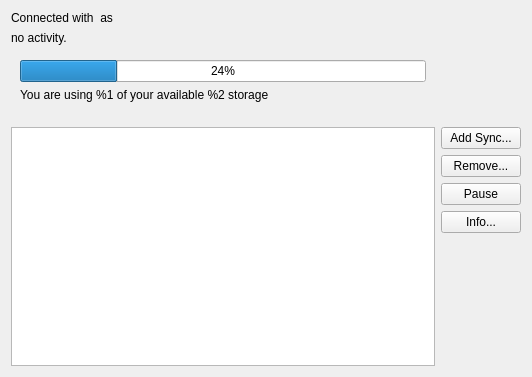
Qt form src/mirall/accountsettings.ui (yogetter/owncloud-client) before a commit.
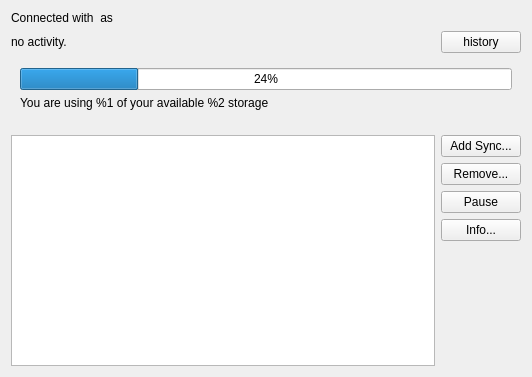
The same form after that commit.

Patch:
```diff
--- a/src/mirall/accountsettings.ui
+++ b/src/mirall/accountsettings.ui
@@ -21,14 +21,31 @@
      </property>
     </widget>
    </item>
-   <item row="1" column="0">
+   <item row="1" column="0" colspan="2">
+    <layout class="QHBoxLayout" name="horizontalLayout">
+     <item>
     <widget class="QLabel" name="fileProgressLabel">
      <property name="text">
       <string>no activity.</string>
      </property>
     </widget>
    </item>
-   <item row="2" column="0">
+     <item>
+      <widget class="QPushButton" name="pbHistory">
+       <property name="sizePolicy">
+        <sizepolicy hsizetype="Maximum" vsizetype="Fixed">
+         <horstretch>0</horstretch>
+         <verstretch>0</verstretch>
+        </sizepolicy>
+       </property>
+       <property name="text">
+        <string>history</string>
+       </property>
+      </widget>
+     </item>
+    </layout>
+   </item>
+   <item row="2" column="0" colspan="2">
     <widget class="QWidget" name="widget" native="true">
      <layout class="QVBoxLayout" name="verticalLayout">
       <item>
```
Lines whose indentation alone changed are shown as unchanged.
